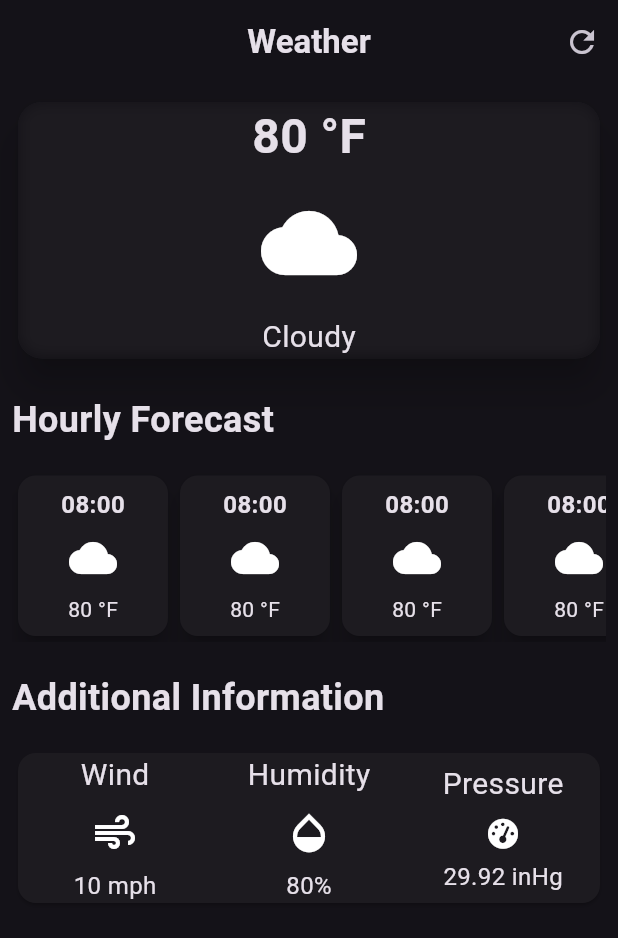
After one commit to macMikey/flutter-epcot-weather, a Flutter app: the screen it shows after launch, on a phone screen of 412 x 824 dp. The commit adds this screen. Shown: the top 938 px of the screen. Run offline on Flutter 3.47's test engine with Material 3 defaults, Android fonts, the phone set to English and light mode, and no system bars; our stand-ins replace font_awesome_flutter.

Commit message:
* cleanup * break out classes

```diff
--- /dev/null
+++ b/lib/additional_information_card.dart
@@ -0,0 +1,59 @@
+import 'package:flutter/material.dart';
+import 'package:font_awesome_flutter/font_awesome_flutter.dart';
+
+class AdditionalInfoCard extends StatelessWidget {
+  const AdditionalInfoCard({
+    super.key,
+  });
+
+  @override
+  Widget build(BuildContext context) {
+    return const SizedBox(
+      width: double.infinity,
+      child: Card(
+        // 3 segments. don't gap the segments
+        // icon
+        // characteristic
+        // value
+
+        child: Row(
+          children: [
+            Expanded(
+              child: Column(
+                children: [
+                  Text('Wind', style: TextStyle(fontSize: 20)),
+                  SizedBox(height: 8),
+                  Icon(Icons.air, size: 32),
+                  SizedBox(height: 8),
+                  Text('10 mph', style: TextStyle(fontSize: 16)),
+                ],
+              ),
+            ),
+            Expanded(
+              child: Column(
+                children: [
+                  Text('Humidity', style: TextStyle(fontSize: 20)),
+                  SizedBox(height: 8),
+                  Icon(Icons.opacity, size: 32),
+                  SizedBox(height: 8),
+                  Text('80%', style: TextStyle(fontSize: 16)),
+                ],
+              ),
+            ),
+            Expanded(
+              child: Column(
+                children: [
+                  Text('Pressure', style: TextStyle(fontSize: 20)),
+                  SizedBox(height: 8),
+                  FaIcon(FontAwesomeIcons.gaugeHigh, size: 20),
+                  SizedBox(height: 8),
+                  Text('29.92 inHg', style: TextStyle(fontSize: 16)),
+                ],
+              ),
+            ),
+          ],
+        ),
+      ),
+    );
+  }
+} // WeatherScreen
--- /dev/null
+++ b/lib/app_bar.dart
@@ -0,0 +1,22 @@
+import 'package:flutter/material.dart';
+
+class WeatherAppBar extends StatelessWidget {
+  const WeatherAppBar({
+    super.key,
+  });
+
+  @override
+  Widget build(BuildContext context) {
+    return AppBar(
+        title: const Text('Weather', style: TextStyle(fontWeight: FontWeight.bold)),
+        centerTitle: true,
+        actions: [
+          IconButton(
+              icon: const Icon(Icons.refresh),
+              onPressed: () {
+                debugPrint('Refresh');
+              }),
+        ] // actions
+        );
+  }
+}
--- /dev/null
+++ b/lib/app_body.dart
@@ -0,0 +1,48 @@
+import 'package:flutter/material.dart';
+import 'package:weather/additional_information_card.dart';
+import 'package:weather/current_conditions.dart';
+import 'package:weather/hourly_forecast.dart';
+
+class AppBody extends StatelessWidget {
+  const AppBody({
+    super.key,
+  });
+
+  @override
+  Widget build(BuildContext context) {
+    return const Padding(
+      padding: EdgeInsets.all(8.0),
+      child: Column(
+        children: [
+          //current conditions
+          CurrentConditions(),
+          //</current conditions>
+
+          SizedBox(height: 20),
+
+          Align(
+              alignment: Alignment.centerLeft,
+              child: Text('Hourly Forecast', style: TextStyle(fontSize: 24, fontWeight: FontWeight.bold))),
+
+          SizedBox(height: 16),
+
+          //<hourly forecast cards>
+          hourlyForecast(),
+          //</hourly forecast cards>
+
+          SizedBox(height: 20),
+
+          Align(
+              alignment: Alignment.centerLeft,
+              child: Text('Additional Information', style: TextStyle(fontSize: 24, fontWeight: FontWeight.bold))),
+
+          SizedBox(height: 16),
+
+          //<additional information>
+          AdditionalInfoCard(),
+          //</additional information>
+        ],
+      ),
+    );
+  }
+}
--- /dev/null
+++ b/lib/current_conditions.dart
@@ -0,0 +1,36 @@
+import 'dart:ui';
+import 'package:flutter/material.dart';
+
+class CurrentConditions extends StatelessWidget {
+  const CurrentConditions({
+    super.key,
+  });
+
+  @override
+  Widget build(BuildContext context) {
+    return SizedBox(
+      width: double.infinity,
+      child: Card(
+        elevation: 10,
+        shape: RoundedRectangleBorder(
+          borderRadius: BorderRadius.circular(16),
+        ),
+        child: ClipRRect(
+          borderRadius: BorderRadius.circular(16),
+          child: BackdropFilter(
+            filter: ImageFilter.blur(sigmaX: 5, sigmaY: 5),
+            child: const Column(
+              children: [
+                Text('80 °F', style: TextStyle(fontSize: 32, fontWeight: FontWeight.bold)),
+                SizedBox(height: 16),
+                Icon(Icons.cloud, size: 64),
+                SizedBox(height: 16),
+                Text('Cloudy', style: TextStyle(fontSize: 20)),
+              ], // children
+            ),
+          ),
+        ),
+      ),
+    );
+  }
+}
--- /dev/null
+++ b/lib/hourly_forecast.dart
@@ -0,0 +1,25 @@
+import 'package:flutter/material.dart';
+import 'package:weather/hourly_forecast_card.dart';
+
+class hourlyForecast extends StatelessWidget {
+  const hourlyForecast({
+    super.key,
+  });
+
+  @override
+  Widget build(BuildContext context) {
+    return const SingleChildScrollView(
+      scrollDirection: Axis.horizontal,
+      child: Row(
+        children: [
+          HourlyForecastItem(),
+          HourlyForecastItem(),
+          HourlyForecastItem(),
+          HourlyForecastItem(),
+          HourlyForecastItem(),
+          HourlyForecastItem()
+        ],
+      ),
+    );
+  }
+}
--- /dev/null
+++ b/lib/hourly_forecast_card.dart
@@ -0,0 +1,28 @@
+import 'package:flutter/material.dart';
+
+class HourlyForecastItem extends StatelessWidget {
+  const HourlyForecastItem({super.key});
+
+  @override
+  Widget build(BuildContext context) {
+    return Card(
+      elevation: 6,
+      child: Container(
+        width: 100,
+        padding: const EdgeInsets.all(8.0),
+        decoration: BoxDecoration(
+          borderRadius: BorderRadius.circular(10),
+        ),
+        child: const Column(
+          children: [
+            Text('08:00', style: TextStyle(fontSize: 16, fontWeight: FontWeight.bold)),
+            SizedBox(height: 8),
+            Icon(Icons.cloud, size: 32),
+            SizedBox(height: 8),
+            Text('80 °F'),
+          ],
+        ),
+      ),
+    );
+  }
+}
```
Also changed, not shown: lib/weather_screen.dart (+7 -156 lines).
